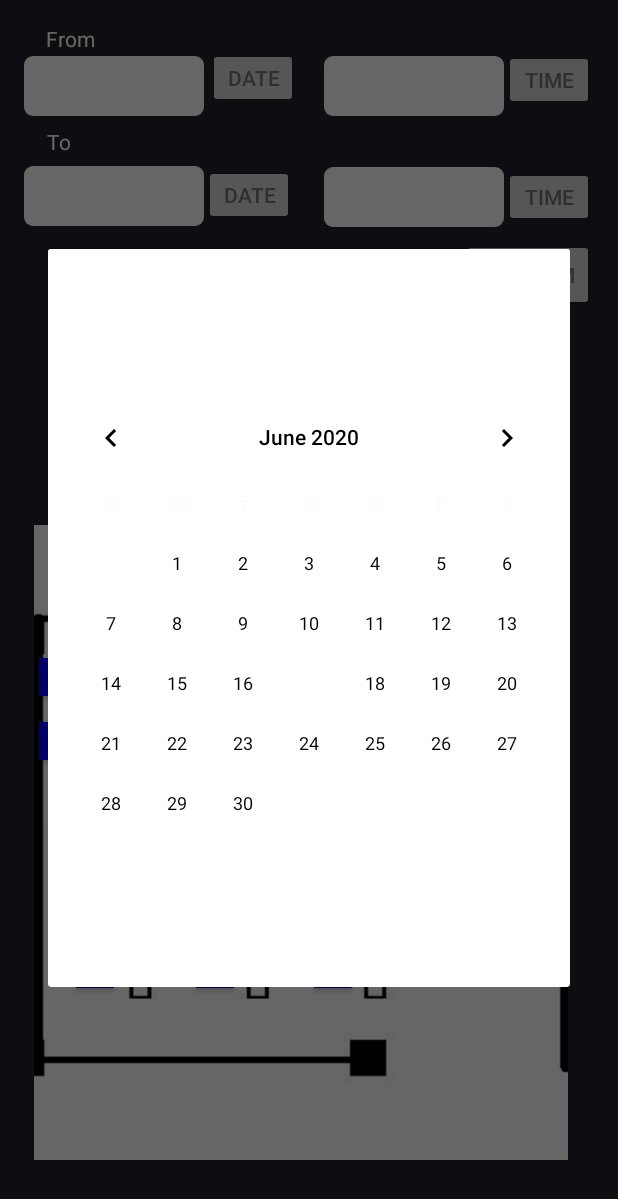
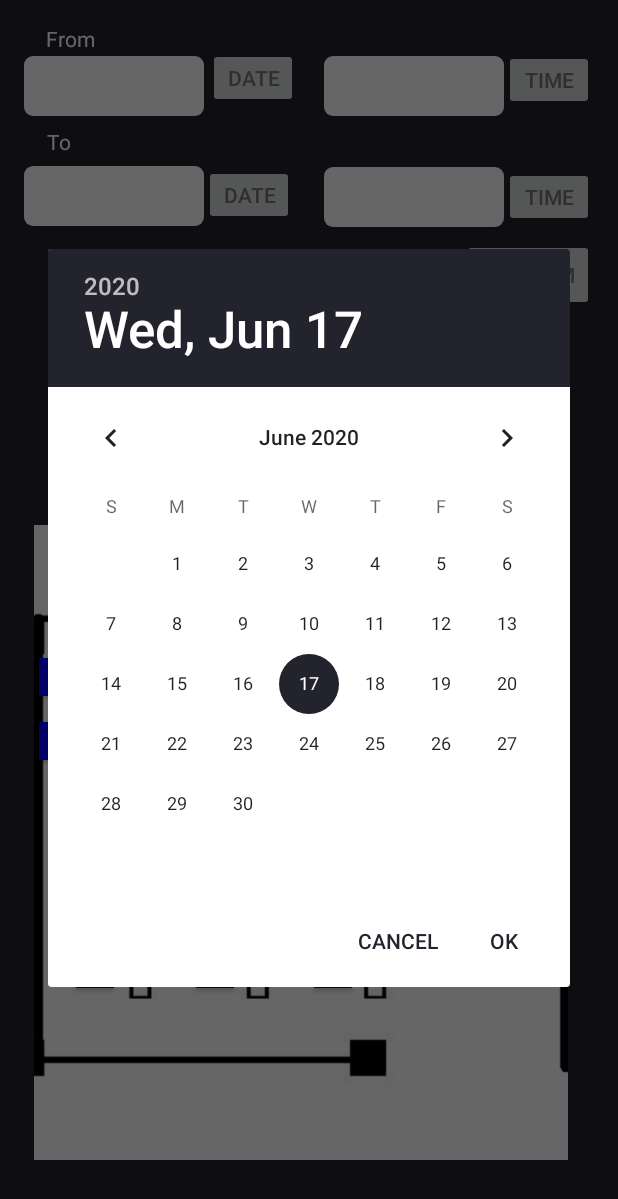
Before and after one commit to Study-Space-Booking/Study_Space_Booking_Android_App, an Android app: the MacBookSeatActivity screen opened directly, with no data from a screen before it, after a tap on "DATE", on a phone screen of 412 x 824 dp. Shown: the top 1199 px of the screen. Run offline under Robolectric (Android 15) with nearby library versions, the phone set to English and light mode, and no system bars; 2 statements that could not run were skipped.

Commit message:
Fix color theme for all dialogs and date time pickers

```diff
--- a/app/src/main/java/com/placeholder/study_space_booking_android_app/Features/BookSeat/Activity/LoadDialogue.java
+++ b/app/src/main/java/com/placeholder/study_space_booking_android_app/Features/BookSeat/Activity/LoadDialogue.java
@@ -5,6 +5,8 @@ import android.content.Context;
 import android.view.LayoutInflater;
 
 import androidx.appcompat.app.AlertDialog;
+
+import com.placeholder.study_space_booking_android_app.R;
 
 public class LoadDialogue {
     private Activity activity;
@@ -17,7 +19,7 @@ public class LoadDialogue {
     }
 
     public void startDialogue() {
-        androidx.appcompat.app.AlertDialog.Builder builder = new androidx.appcompat.app.AlertDialog.Builder(activity);
+        androidx.appcompat.app.AlertDialog.Builder builder = new androidx.appcompat.app.AlertDialog.Builder(activity, R.style.MyDialogTheme);
         LayoutInflater inflater = activity.getLayoutInflater();
         builder.setView(inflater.inflate(resource, null));
         builder.setCancelable(false);
--- a/app/src/main/res/values/styles.xml
+++ b/app/src/main/res/values/styles.xml
@@ -6,13 +6,25 @@
         <item name="colorPrimary">@color/colorPrimary</item>
         <item name="colorPrimaryDark">@color/colorPrimaryDark</item>
         <item name="colorAccent">@color/colorAccent</item>
+
         <item name="android:textColorPrimary">@color/textPrimary</item>
         <item name="android:textColorSecondary">@color/textSecondary</item>
+
         <item name="android:windowBackground">@color/windowsBackground</item>
     </style>
 
+    <!-- Theme.AppCompat.Light.Dialog -->
     <style name="DialogTheme" parent="Theme.AppCompat.Light.Dialog">
-        <item name="colorAccent">@color/colorGrey</item>
+        <item name="colorAccent">@color/colorPrimary</item>
+    </style>
+
+    <style name="MyDialogTheme" parent="Theme.AppCompat.Light.Dialog.Alert">
+        <item name="android:background">@color/colorPrimary</item>
+    </style>
+
+    <style name="AlertDialogTheme" parent="Theme.AppCompat.Light.Dialog.Alert">
+        <item name="android:background">@color/colorGrey</item>
+        <item name="android:textColor">@color/colorWhite</item>
     </style>
 
     <style name="EditTextStyle">
```
Also changed, not shown: app/src/main/java/com/placeholder/study_space_booking_android_app/Features/BookSeat/Activity/MacBookSeatActivity.java (+10 -6 lines), app/src/main/java/com/placeholder/study_space_booking_android_app/Features/BookSeat/Activity/PCBookSeatActivity.java (+6 -2 lines).
